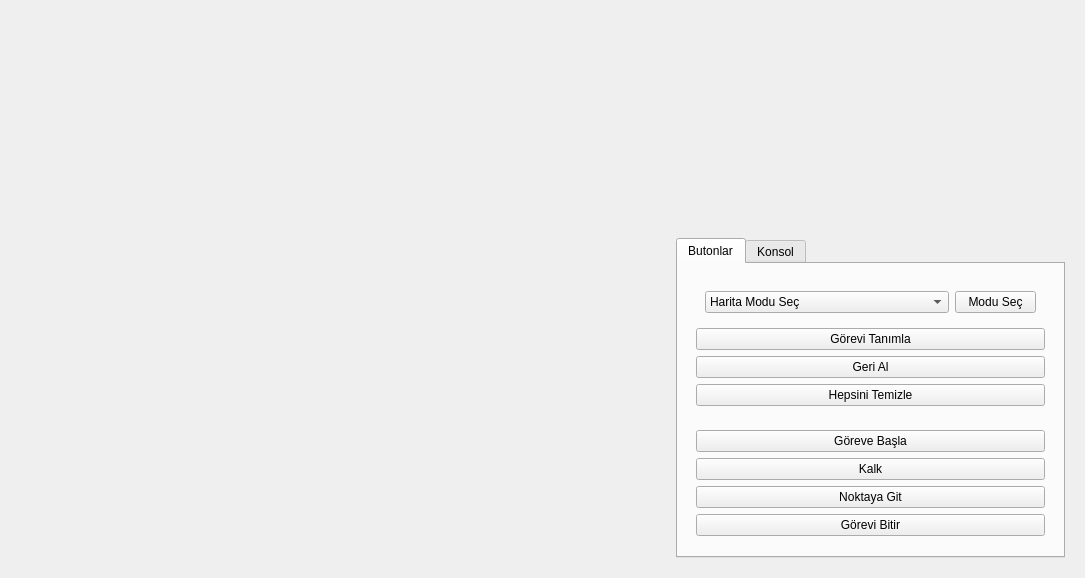
This is uifolder/HomePage.ui in MahmutEsadErman/Ground-Control-Station-for-UAV as Qt 5 draws it before an edit. The edited form follows.
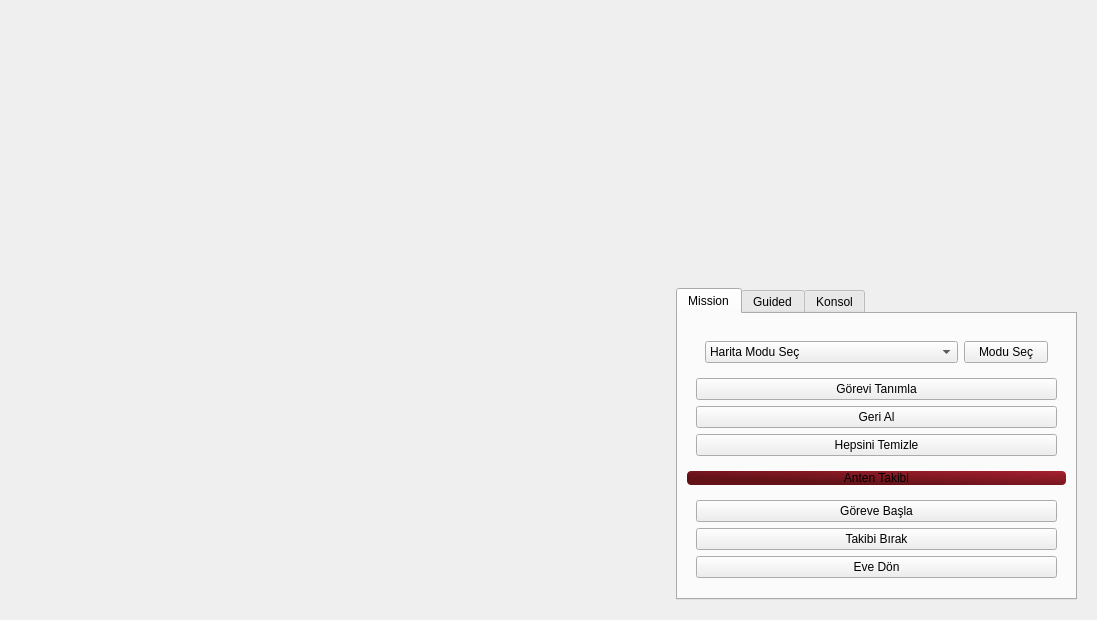
This is the edited form. The open tabs and pages were chosen to show the change.

Commit message: Some Updates - Antenna Tracker button added - even if uav code crashes now video stream doesnt get affected from this !!!

Patch:
```diff
--- a/uifolder/HomePage.ui
+++ b/uifolder/HomePage.ui
@@ -6,8 +6,8 @@
    <rect>
     <x>0</x>
     <y>0</y>
-    <width>1085</width>
-    <height>578</height>
+    <width>1097</width>
+    <height>620</height>
    </rect>
   </property>
   <property name="windowTitle">
@@ -67,11 +67,11 @@
          <item>
           <widget class="QTabWidget" name="tabWidget">
            <property name="currentIndex">
-            <number>0</number>
+            <number>1</number>
            </property>
-           <widget class="QWidget" name="Buttons">
+           <widget class="QWidget" name="mission">
             <attribute name="title">
-             <string>Butonlar</string>
+             <string>Mission</string>
             </attribute>
             <layout class="QVBoxLayout" name="verticalLayout_3">
              <item>
@@ -144,6 +144,31 @@
                </layout>
               </widget>
              </item>
+             <item>
+              <widget class="QPushButton" name="btn_antenna">
+               <property name="styleSheet">
+                <string notr="true">QPushButton{
+	border-radius: 4px;
+	
+	background-color: qlineargradient(spread:pad, x1:0.139, y1:0.862773, x2:1, y2:0.017, stop:0.159204 rgba(99, 18, 24, 255), stop:1 rgba(165, 29, 45, 252));
+}
+QPushButton:hover{ 
+	background-color:qlineargradient(spread:pad, x1:0.139, y1:0.862773, x2:1, y2:0.017, stop:0.0646766 rgba(89, 22, 27, 255), stop:0.527363 rgba(165, 29, 45, 252))
+}
+QPushButton:pressed{
+  padding-left: 5px;
+	padding-top: 5px;
+	background-color: qlineargradient(spread:pad, x1:0.139, y1:0.862773, x2:1, y2:0.017, stop:0.159204 rgba(99, 18, 24, 200), stop:1 rgba(165, 29, 45, 200));
+}
+QPushButton:disabled{ 
+	background-color: qlineargradient(spread:pad, x1:0.139, y1:0.862773, x2:1, y2:0.017, stop:0.159204 rgba(14, 74, 89, 255), stop:1 rgba(77, 149, 47, 255));
+}</string>
+               </property>
+               <property name="text">
+                <string>Anten Takibi</string>
+               </property>
+              </widget>
+             </item>
              <item>
               <widget class="QFrame" name="frame_3">
                <property name="frameShape">
@@ -161,6 +186,30 @@
                  </widget>
                 </item>
                 <item>
+                 <widget class="QPushButton" name="btn_abort">
+                  <property name="text">
+                   <string>Takibi Bırak</string>
+                  </property>
+                 </widget>
+                </item>
+                <item>
+                 <widget class="QPushButton" name="btn_rtl">
+                  <property name="text">
+                   <string>Eve Dön</string>
+                  </property>
+                 </widget>
+                </item>
+               </layout>
+              </widget>
+             </item>
+            </layout>
+           </widget>
+           <widget class="QWidget" name="guided">
+            <attribute name="title">
+             <string>Guided</string>
+            </attribute>
+            <layout class="QVBoxLayout" name="verticalLayout_6">
+             <item>
                  <widget class="QPushButton" name="btn_takeoff">
                   <property name="text">
                    <string>Kalk</string>
@@ -175,13 +224,17 @@
                  </widget>
                 </item>
                 <item>
-                 <widget class="QPushButton" name="btn_abort">
+              <widget class="QPushButton" name="btn_land">
                   <property name="text">
-                   <string>Görevi Bitir</string>
+                <string>İniş Yap</string>
                   </property>
                  </widget>
                 </item>
-               </layout>
+             <item>
+              <widget class="QPushButton" name="btn_rtl_2">
+               <property name="text">
+                <string>Eve Dön</string>
+               </property>
               </widget>
              </item>
             </layout>
@@ -190,16 +243,11 @@
             <attribute name="title">
              <string>Konsol</string>
             </attribute>
-            <widget class="QTextBrowser" name="textBrowser">
-             <property name="geometry">
-              <rect>
-               <x>60</x>
-               <y>20</y>
-               <width>256</width>
-               <height>192</height>
-              </rect>
-             </property>
-            </widget>
+            <layout class="QVBoxLayout" name="verticalLayout_7">
+             <item>
+              <widget class="QTextBrowser" name="textBrowser"/>
+             </item>
+            </layout>
            </widget>
           </widget>
          </item>
```
Lines whose indentation alone changed are shown as unchanged. The commit also changes 5 other files.
